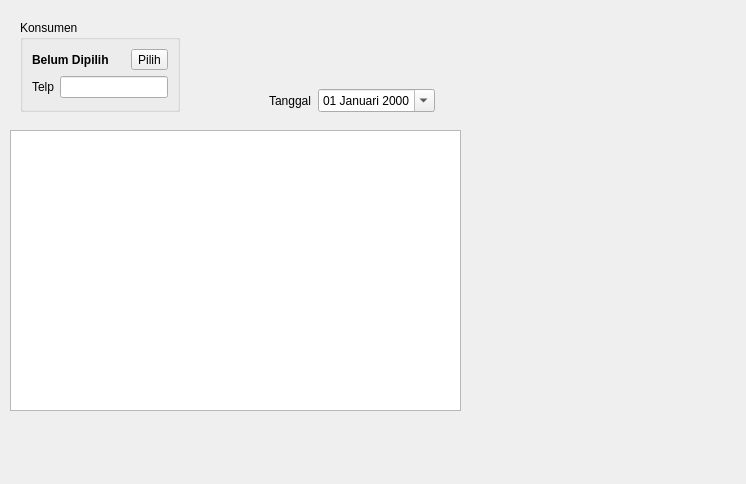
Before: the Qt Designer form src/dialogs/invoicecomposerdialog.ui in AyahnaSyahid/LazyMins, drawn with Qt 5.
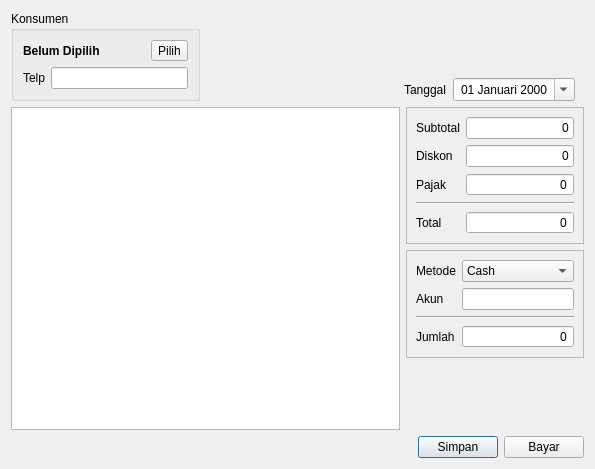
After: the same form once the commit is applied.

The edit to the form file:
```diff
--- a/src/dialogs/invoicecomposerdialog.ui
+++ b/src/dialogs/invoicecomposerdialog.ui
@@ -6,8 +6,8 @@
    <rect>
     <x>0</x>
     <y>0</y>
-    <width>746</width>
-    <height>484</height>
+    <width>595</width>
+    <height>469</height>
    </rect>
   </property>
   <property name="windowTitle">
@@ -16,25 +16,8 @@
   <property name="locale">
    <locale language="Indonesian" country="Indonesia"/>
   </property>
-  <widget class="QListView" name="listView">
-   <property name="geometry">
-    <rect>
-     <x>10</x>
-     <y>130</y>
-     <width>451</width>
-     <height>281</height>
-    </rect>
-   </property>
-  </widget>
-  <widget class="QWidget" name="">
-   <property name="geometry">
-    <rect>
-     <x>20</x>
-     <y>20</y>
-     <width>424</width>
-     <height>92</height>
-    </rect>
-   </property>
+  <layout class="QVBoxLayout" name="verticalLayout_4" stretch="0,1,0">
+   <item>
    <layout class="QHBoxLayout" name="horizontalLayout_3">
     <item>
      <layout class="QVBoxLayout" name="verticalLayout">
@@ -152,17 +135,258 @@
           <property name="calendarPopup">
            <bool>true</bool>
           </property>
-          <property name="timeSpec">
-           <enum>Qt::TimeSpec::LocalTime</enum>
-          </property>
-         </widget>
-        </item>
-       </layout>
-      </item>
-     </layout>
-    </item>
-   </layout>
-  </widget>
+          </widget>
+         </item>
+        </layout>
+       </item>
+      </layout>
+     </item>
+    </layout>
+   </item>
+   <item>
+    <layout class="QHBoxLayout" name="horizontalLayout_4" stretch="1,0">
+     <item>
+      <widget class="QListView" name="orderListView"/>
+     </item>
+     <item>
+      <layout class="QVBoxLayout" name="verticalLayout_3">
+       <item>
+        <widget class="QFrame" name="frame_2">
+         <property name="frameShape">
+          <enum>QFrame::Shape::StyledPanel</enum>
+         </property>
+         <layout class="QFormLayout" name="formLayout_2">
+          <item row="0" column="0">
+           <widget class="QLabel" name="subtotalLabel">
+            <property name="text">
+             <string>Subtotal</string>
+            </property>
+           </widget>
+          </item>
+          <item row="0" column="1">
+           <widget class="QLineEdit" name="subtotalLineEdit">
+            <property name="text">
+             <string>0</string>
+            </property>
+            <property name="alignment">
+             <set>Qt::AlignmentFlag::AlignRight|Qt::AlignmentFlag::AlignTrailing|Qt::AlignmentFlag::AlignVCenter</set>
+            </property>
+            <property name="readOnly">
+             <bool>true</bool>
+            </property>
+           </widget>
+          </item>
+          <item row="1" column="0">
+           <widget class="QLabel" name="diskonTotalLabel">
+            <property name="text">
+             <string>Diskon</string>
+            </property>
+           </widget>
+          </item>
+          <item row="1" column="1">
+           <widget class="QLineEdit" name="diskonTotalLineEdit">
+            <property name="text">
+             <string>0</string>
+            </property>
+            <property name="alignment">
+             <set>Qt::AlignmentFlag::AlignRight|Qt::AlignmentFlag::AlignTrailing|Qt::AlignmentFlag::AlignVCenter</set>
+            </property>
+            <property name="readOnly">
+             <bool>true</bool>
+            </property>
+           </widget>
+          </item>
+          <item row="2" column="0">
+           <widget class="QLabel" name="pajakLabel">
+            <property name="text">
+             <string>Pajak</string>
+            </property>
+           </widget>
+          </item>
+          <item row="2" column="1">
+           <widget class="QSpinBox" name="pajakSpinBox">
+            <property name="alignment">
+             <set>Qt::AlignmentFlag::AlignRight|Qt::AlignmentFlag::AlignTrailing|Qt::AlignmentFlag::AlignVCenter</set>
+            </property>
+            <property name="buttonSymbols">
+             <enum>QAbstractSpinBox::ButtonSymbols::NoButtons</enum>
+            </property>
+            <property name="showGroupSeparator" stdset="0">
+             <bool>true</bool>
+            </property>
+            <property name="maximum">
+             <number>99999999</number>
+            </property>
+           </widget>
+          </item>
+          <item row="3" column="0" colspan="2">
+           <widget class="Line" name="line">
+            <property name="orientation">
+             <enum>Qt::Orientation::Horizontal</enum>
+            </property>
+           </widget>
+          </item>
+          <item row="4" column="0">
+           <widget class="QLabel" name="totalLabel">
+            <property name="text">
+             <string>Total</string>
+            </property>
+           </widget>
+          </item>
+          <item row="4" column="1">
+           <widget class="QSpinBox" name="totalSpinBox">
+            <property name="alignment">
+             <set>Qt::AlignmentFlag::AlignRight|Qt::AlignmentFlag::AlignTrailing|Qt::AlignmentFlag::AlignVCenter</set>
+            </property>
+            <property name="readOnly">
+             <bool>true</bool>
+            </property>
+            <property name="buttonSymbols">
+             <enum>QAbstractSpinBox::ButtonSymbols::NoButtons</enum>
+            </property>
+            <property name="showGroupSeparator" stdset="0">
+             <bool>true</bool>
+            </property>
+            <property name="maximum">
+             <number>99999999</number>
+            </property>
+           </widget>
+          </item>
+         </layout>
+        </widget>
+       </item>
+       <item>
+        <widget class="QFrame" name="frame_3">
+         <property name="frameShape">
+          <enum>QFrame::Shape::StyledPanel</enum>
+         </property>
+         <layout class="QFormLayout" name="formLayout_3">
+          <item row="0" column="0">
+           <widget class="QLabel" name="subtotalLabel_2">
+            <property name="text">
+             <string>Metode</string>
+            </property>
+           </widget>
+          </item>
+          <item row="0" column="1">
+           <widget class="QComboBox" name="metodeBayar">
+            <item>
+             <property name="text">
+              <string>Cash</string>
+             </property>
+            </item>
+            <item>
+             <property name="text">
+              <string>Transfer</string>
+             </property>
+            </item>
+           </widget>
+          </item>
+          <item row="1" column="0">
+           <widget class="QLabel" name="diskonTotalLabel_2">
+            <property name="text">
+             <string>Akun</string>
+            </property>
+           </widget>
+          </item>
+          <item row="1" column="1">
+           <widget class="QLineEdit" name="akunBank">
+            <property name="text">
+             <string/>
+            </property>
+            <property name="alignment">
+             <set>Qt::AlignmentFlag::AlignRight|Qt::AlignmentFlag::AlignTrailing|Qt::AlignmentFlag::AlignVCenter</set>
+            </property>
+            <property name="readOnly">
+             <bool>false</bool>
+            </property>
+           </widget>
+          </item>
+          <item row="2" column="0" colspan="2">
+           <widget class="Line" name="line_2">
+            <property name="orientation">
+             <enum>Qt::Orientation::Horizontal</enum>
+            </property>
+           </widget>
+          </item>
+          <item row="3" column="0">
+           <widget class="QLabel" name="totalLabel_2">
+            <property name="text">
+             <string>Jumlah</string>
+            </property>
+           </widget>
+          </item>
+          <item row="3" column="1">
+           <widget class="QSpinBox" name="totalSpinBox_2">
+            <property name="alignment">
+             <set>Qt::AlignmentFlag::AlignRight|Qt::AlignmentFlag::AlignTrailing|Qt::AlignmentFlag::AlignVCenter</set>
+            </property>
+            <property name="readOnly">
+             <bool>true</bool>
+            </property>
+            <property name="buttonSymbols">
+             <enum>QAbstractSpinBox::ButtonSymbols::NoButtons</enum>
+            </property>
+            <property name="showGroupSeparator" stdset="0">
+             <bool>true</bool>
+            </property>
+            <property name="maximum">
+             <number>99999999</number>
+            </property>
+           </widget>
+          </item>
+         </layout>
+        </widget>
+       </item>
+       <item>
+        <spacer name="verticalSpacer_2">
+         <property name="orientation">
+          <enum>Qt::Orientation::Vertical</enum>
+         </property>
+         <property name="sizeHint" stdset="0">
+          <size>
+           <width>20</width>
+           <height>40</height>
+          </size>
+         </property>
+        </spacer>
+       </item>
+      </layout>
+     </item>
+    </layout>
+   </item>
+   <item>
+    <layout class="QHBoxLayout" name="horizontalLayout_5">
+     <item>
+      <spacer name="horizontalSpacer_2">
+       <property name="orientation">
+        <enum>Qt::Orientation::Horizontal</enum>
+       </property>
+       <property name="sizeHint" stdset="0">
+        <size>
+         <width>40</width>
+         <height>20</height>
+        </size>
+       </property>
+      </spacer>
+     </item>
+     <item>
+      <widget class="QPushButton" name="simpanButton">
+       <property name="text">
+        <string>Simpan</string>
+       </property>
+      </widget>
+     </item>
+     <item>
+      <widget class="QPushButton" name="bayarButton">
+       <property name="text">
+        <string>Bayar</string>
+       </property>
+      </widget>
+     </item>
+    </layout>
+   </item>
+  </layout>
  </widget>
  <resources/>
  <connections/>
```
Lines whose indentation alone changed are shown as unchanged.
